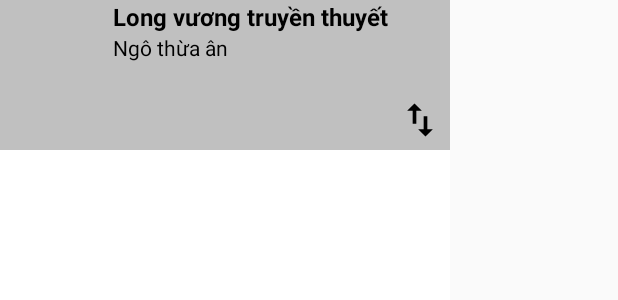
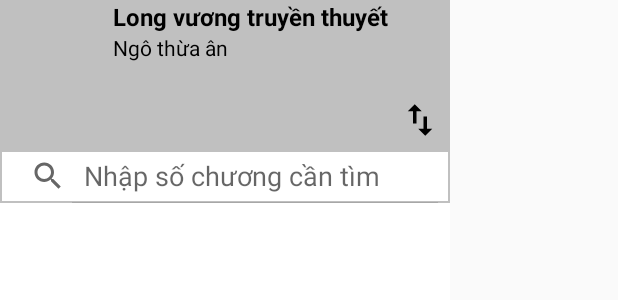
Before and after one commit to kurumi1932/AppReadStories, an Android app: the layout layout_dialog_chapter_list.xml on its own in the app's theme, with its tools: preview values and no code run, on a phone screen of 412 x 824 dp. Shown: the top 300 px of the screen. Run offline under Robolectric (Android 15) with nearby library versions, the phone set to English and light mode, and no system bars.

Commit message:
dialog chapterlist finish

```diff
--- a/app/src/main/res/layout/layout_dialog_chapter_list.xml
+++ b/app/src/main/res/layout/layout_dialog_chapter_list.xml
@@ -52,13 +52,22 @@
             android:id="@+id/ivReverse"
             android:layout_width="40dp"
             android:layout_height="40dp"
-            android:background="?android:attr/selectableItemBackground"
-            android:padding="5dp"
+            android:background="?android:attr/selectableItemBackgroundBorderless"
+            android:padding="6dp"
             android:src="@drawable/ic_reverse"
             app:tint="@color/black"
             app:layout_constraintRight_toRightOf="parent"
             app:layout_constraintBottom_toBottomOf="parent"/>
     </androidx.constraintlayout.widget.ConstraintLayout>
+
+    <SearchView
+        android:id="@+id/svChapter"
+        android:layout_width="match_parent"
+        android:layout_height="35dp"
+        android:paddingBottom="-5dp"
+        android:iconifiedByDefault="false"
+        android:queryHint="@string/text43"
+        android:background="@drawable/ic_border_filter_linearlayout"/>
 
     <androidx.recyclerview.widget.RecyclerView
         android:id="@+id/rcListChapterOnChapterRead"
```
Also changed, not shown: app/src/main/java/huce/fit/appreadstories/controller/activity/ChapterReadActivity.java (+29 -1 lines).
